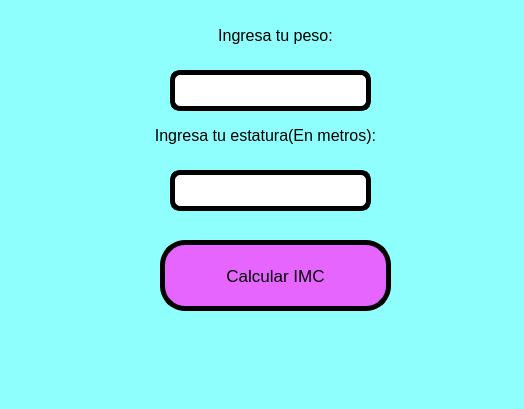
Above: PIP_2025_Eq1/Unidad 1/Ejercicios/E01_IMC.ui from juliancruz98/PIP_2025_Eq1 before the change. Below: the same form after it.
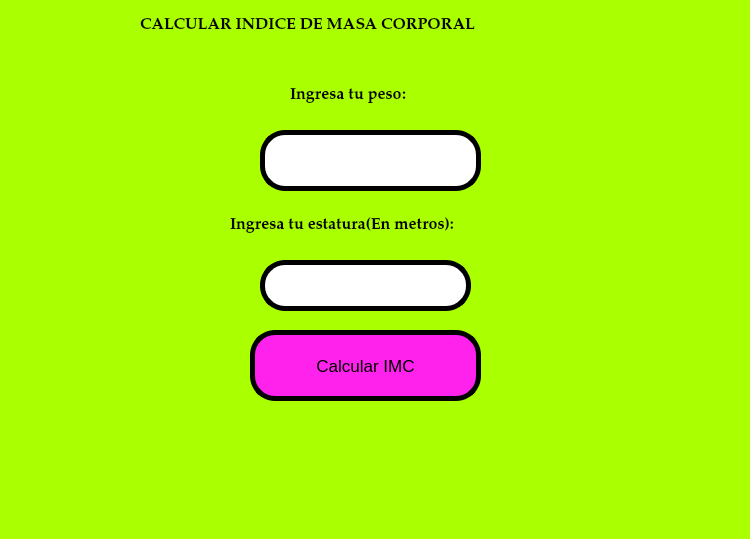
That is the form after the change.

Patch:
```diff
--- a/PIP_2025_Eq1/Unidad 1/Ejercicios/E01_IMC.ui
+++ b/PIP_2025_Eq1/Unidad 1/Ejercicios/E01_IMC.ui
@@ -6,22 +6,22 @@
    <rect>
     <x>0</x>
     <y>0</y>
-    <width>524</width>
-    <height>409</height>
+    <width>750</width>
+    <height>539</height>
    </rect>
   </property>
   <property name="windowTitle">
    <string>MainWindow</string>
   </property>
   <property name="styleSheet">
-   <string notr="true">background-color: rgb(142, 255, 252);</string>
+   <string notr="true">background-color: rgb(170, 255, 0);</string>
   </property>
   <widget class="QWidget" name="centralwidget">
    <widget class="QPushButton" name="btn_CalcuIIMC">
     <property name="geometry">
      <rect>
-      <x>160</x>
-      <y>240</y>
+      <x>250</x>
+      <y>330</y>
       <width>231</width>
       <height>71</height>
      </rect>
@@ -32,7 +32,7 @@
      </font>
     </property>
     <property name="styleSheet">
-     <string notr="true">background-color: rgb(230, 101, 255);
+     <string notr="true">background-color: rgb(255, 34, 237);
 border-radius: 25px;
 border:  5px solid black;
 </string>
@@ -44,73 +44,96 @@
    <widget class="QLineEdit" name="txt_Peso">
     <property name="geometry">
      <rect>
-      <x>170</x>
-      <y>70</y>
-      <width>201</width>
-      <height>41</height>
+      <x>260</x>
+      <y>130</y>
+      <width>221</width>
+      <height>61</height>
      </rect>
     </property>
     <property name="styleSheet">
      <string notr="true">background-color: rgb(255, 255, 255);
-border-radius:10px;
-border:  5px solid black;</string>
+border-radius: 25px;
+border:  5px solid black;
+</string>
     </property>
    </widget>
    <widget class="QLineEdit" name="txt_Estatura">
     <property name="geometry">
      <rect>
-      <x>170</x>
-      <y>170</y>
-      <width>201</width>
-      <height>41</height>
-     </rect>
-    </property>
-    <property name="styleSheet">
-     <string notr="true">background-color: rgb(255, 255, 255);
-border-radius:10px;
-border:  5px solid black;</string>
-    </property>
-   </widget>
-   <widget class="QLabel" name="label">
-    <property name="geometry">
-     <rect>
-      <x>170</x>
-      <y>20</y>
+      <x>260</x>
+      <y>260</y>
       <width>211</width>
-      <height>31</height>
+      <height>51</height>
      </rect>
     </property>
-    <property name="font">
-     <font>
-      <pointsize>12</pointsize>
-     </font>
-    </property>
-    <property name="text">
-     <string>Ingresa tu peso:</string>
-    </property>
-    <property name="alignment">
-     <set>Qt::AlignCenter</set>
+    <property name="styleSheet">
+     <string notr="true">background-color: rgb(255, 255, 255);
+border-radius: 25px;
+border:  5px solid black;
+</string>
     </property>
    </widget>
    <widget class="QLabel" name="label_2">
     <property name="geometry">
      <rect>
-      <x>120</x>
-      <y>120</y>
+      <x>230</x>
+      <y>210</y>
       <width>291</width>
       <height>31</height>
      </rect>
     </property>
     <property name="font">
      <font>
+      <family>Palatino Linotype</family>
       <pointsize>12</pointsize>
+      <weight>75</weight>
+      <bold>true</bold>
      </font>
     </property>
     <property name="text">
      <string>Ingresa tu estatura(En metros):</string>
     </property>
-    <property name="alignment">
-     <set>Qt::AlignCenter</set>
+   </widget>
+   <widget class="QLabel" name="label_3">
+    <property name="geometry">
+     <rect>
+      <x>290</x>
+      <y>80</y>
+      <width>171</width>
+      <height>31</height>
+     </rect>
+    </property>
+    <property name="font">
+     <font>
+      <family>Palatino Linotype</family>
+      <pointsize>12</pointsize>
+      <weight>75</weight>
+      <bold>true</bold>
+     </font>
+    </property>
+    <property name="text">
+     <string>Ingresa tu peso:</string>
+    </property>
+   </widget>
+   <widget class="QLabel" name="label_4">
+    <property name="geometry">
+     <rect>
+      <x>140</x>
+      <y>10</y>
+      <width>441</width>
+      <height>31</height>
+     </rect>
+    </property>
+    <property name="font">
+     <font>
+      <family>Palatino Linotype</family>
+      <pointsize>12</pointsize>
+      <weight>75</weight>
+      <bold>true</bold>
+     </font>
+    </property>
+    <property name="text">
+     <string>CALCULAR INDICE DE MASA CORPORAL</string>
     </property>
    </widget>
   </widget>
```
Left out of the diff: 2 changed lines with no effect on the pictures.
